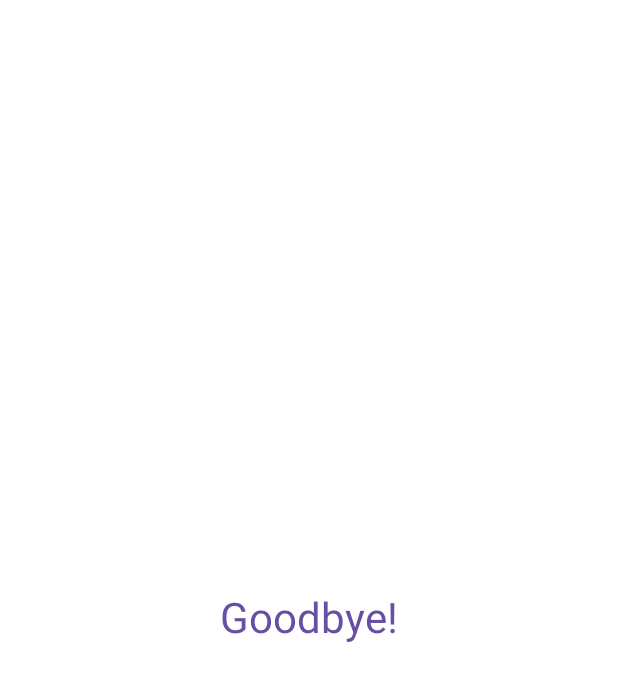
After one commit to MorphIsDed/First_App, an Android app built with Jetpack Compose: the ClosingActivity screen opened directly, with no data from a screen before it, on a phone screen of 412 x 824 dp. The commit adds this screen. Shown: the top 681 px of the screen. Run offline under Robolectric (Android 15) with nearby library versions, the phone set to English and light mode, and no system bars; 1 statement that could not run was skipped.

```diff
--- /dev/null
+++ b/app/src/main/java/com/example/mynavigationapp/ClosingActivity.kt
@@ -0,0 +1,52 @@
+package com.example.mynavigationapp
+
+import android.media.MediaPlayer
+import android.os.Bundle
+import android.os.Handler
+import android.os.Looper
+import androidx.activity.ComponentActivity
+import androidx.activity.compose.setContent
+import androidx.compose.foundation.layout.Box
+import androidx.compose.foundation.layout.fillMaxSize
+import androidx.compose.material3.MaterialTheme
+import androidx.compose.material3.Text
+import androidx.compose.runtime.DisposableEffect
+import androidx.compose.ui.Alignment
+import androidx.compose.ui.Modifier
+import androidx.compose.ui.unit.sp
+
+class ClosingActivity : ComponentActivity() {
+
+    override fun onCreate(savedInstanceState: Bundle?) {
+        super.onCreate(savedInstanceState)
+
+        // Initialize MediaPlayer to play closing sound
+        val mediaPlayer = MediaPlayer.create(this, R.raw.closing_sound)
+        mediaPlayer.start()
+
+        setContent {
+            Box(
+                modifier = Modifier.fillMaxSize(),
+                contentAlignment = Alignment.Center
+            ) {
+                Text(
+                    text = "Goodbye!",
+                    fontSize = 28.sp,
+                    color = MaterialTheme.colorScheme.primary
+                )
+            }
+
+            // Release MediaPlayer when this composable leaves
+            DisposableEffect(Unit) {
+                onDispose {
+                    mediaPlayer.release()
+                }
+            }
+        }
+
+        // Delay 2 seconds before closing the app completely
+        Handler(Looper.getMainLooper()).postDelayed({
+            finishAffinity() // Closes all activities and exits the app
+        }, 2000)
+    }
+}
```
Also changed, not shown: app/src/main/AndroidManifest.xml (+7 -1 lines), app/src/main/java/com/example/mynavigationapp/MainActivity.kt (+16 -8 lines), 1 other file.
